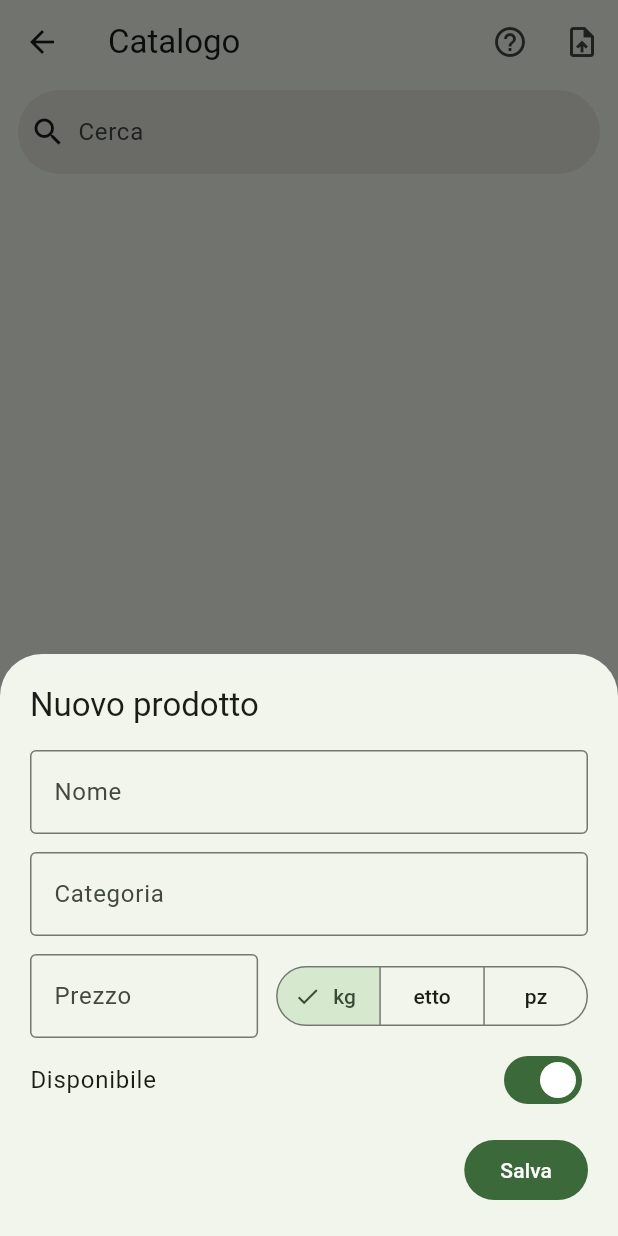
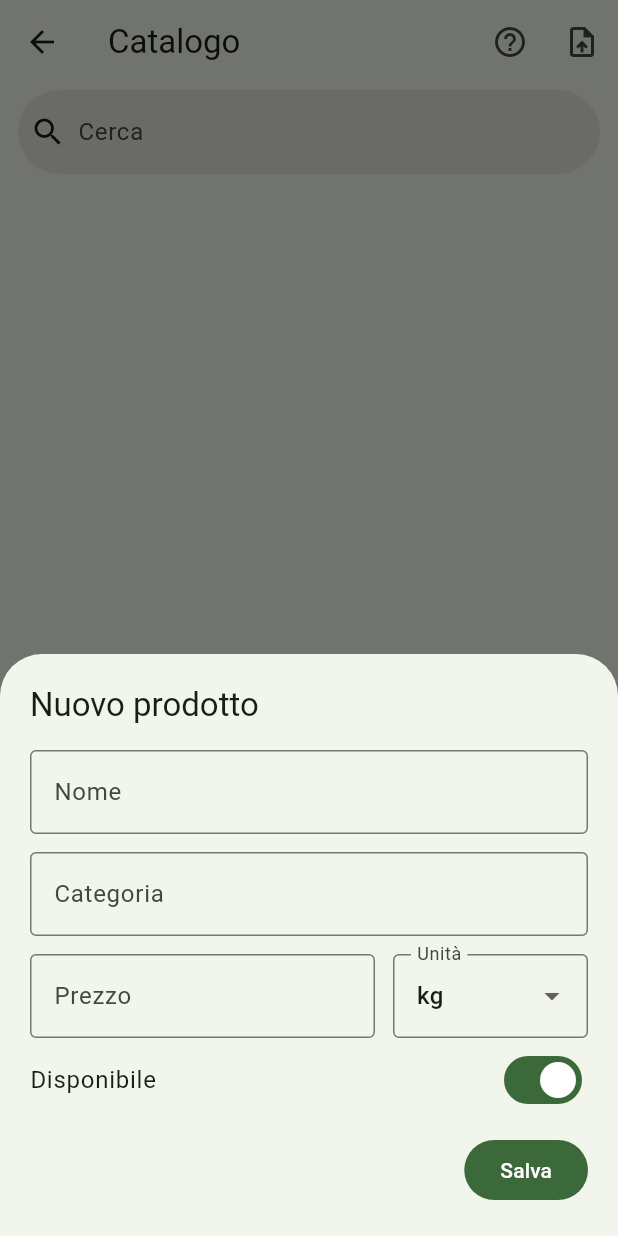
Before and after one commit to panchetto96/OrdinaFacile, a Flutter app: the AdminCatalogScreen screen opened directly, after a tap on "Prodotto", on a phone screen of 412 x 824 dp. Run offline on Flutter 3.47's test engine with Material 3 defaults, Android fonts, the phone set to English and light mode, and no system bars; our stand-ins replace file_picker, supabase_flutter; missing offline and left inert: excel; accounts and stored records are empty.

Commit message:
Unità litro e cartone per il listino Dofrelli
Co-Authored-By: Claude Opus 5.5 (1M context) <noreply@anthropic.com>
Claude-Session: https://claude.ai/code/session_01ThEgTw8pGd9fJs3HHg6XYE

```diff
--- a/lib/catalog_import.dart
+++ b/lib/catalog_import.dart
@@ -13,7 +13,7 @@ class ImportResult {
 /// Legge un catalogo da Excel (.xlsx) o CSV.
 ///
 /// Colonne attese nella prima riga (l'ordine non conta, maiuscole ignorate):
-///   nome | categoria | prezzo | unita (kg, etto, pz) | disponibile (opzionale, si/no)
+///   nome | categoria | prezzo | unita (kg, etto, pz, lt, ct) | disponibile (opzionale, si/no)
 ImportResult parseCatalog(Uint8List bytes, String fileName) {
   final table = fileName.toLowerCase().endsWith('.csv') ? _readCsv(bytes) : _readXlsx(bytes);
   if (table.isEmpty) return ImportResult([], ['Il file è vuoto']);
@@ -51,7 +51,7 @@ ImportResult parseCatalog(Uint8List bytes, String fileName) {
       continue;
     }
     if (unit == null) {
-      errors.add('Riga ${r + 1} ($name): unità non valida "${cell(iUnit)}" (usa kg, etto o pz)');
+      errors.add('Riga ${r + 1} ($name): unità non valida "${cell(iUnit)}" (usa kg, etto, pz, lt o ct)');
       continue;
     }
     if (!seen.add(name.toLowerCase())) {
@@ -78,13 +78,15 @@ double? parsePrice(String raw) {
   return v == null || v < 0 ? null : v;
 }
 
-/// "kg", "al kg", "€/kg", "all'etto", "hg", "pezzo" -> 'kg' | 'etto' | 'pz'.
+/// "kg", "al kg", "€/kg", "all'etto", "hg", "pezzo", "litro", "cartone" -> unità interna.
 String? parseUnit(String raw) {
   final s = _norm(raw).replaceAll(RegExp(r'[^a-z0-9]'), '').replaceFirst(RegExp(r'^(all|al|per|a)'), '');
   return switch (s) {
     'kg' || 'kilo' || 'chilo' || 'kilogrammo' || 'chilogrammo' => 'kg',
     'etto' || 'hg' || 'ettogrammo' || '100g' || '100gr' => 'etto',
     'pz' || 'pezzo' || 'pezzi' || 'cad' || 'conf' || 'confezione' => 'pz',
+    'lt' || 'l' || 'litro' || 'litri' => 'lt',
+    'ct' || 'cartone' || 'cartoni' => 'ct',
     _ => null,
   };
 }
--- a/lib/format.dart
+++ b/lib/format.dart
@@ -12,8 +12,25 @@ String dateTime(DateTime value) => _date.format(value.toLocal());
 String unitShort(String unit) => switch (unit) {
       'kg' => 'kg',
       'etto' => 'hg',
+      'lt' => 'lt',
+      'ct' => 'ct',
       _ => 'pz',
     };
 
 /// "€ 12,50 / kg"
-String pricePerUnit(num price, String unit) => '${euro(price)} / ${unit == 'etto' ? 'etto' : unitShort(unit)}';
+String pricePerUnit(num price, String unit) => '${euro(price)} / ${unitLong(unit)}';
+
+/// Nome per esteso dell'unità, per i prezzi: "kg", "etto", "litro", "cartone", "pezzo".
+String unitLong(String unit) => switch (unit) {
+      'kg' => 'kg',
+      'etto' => 'etto',
+      'lt' => 'litro',
+      'ct' => 'cartone',
+      _ => 'pezzo',
+    };
+
+/// Unità di vendita ammesse, nell'ordine in cui il titolare le sceglie.
+const units = ['kg', 'etto', 'pz', 'lt', 'ct'];
+
+/// true per le unità che si ordinano solo a numeri interi.
+bool wholeUnit(String unit) => unit == 'pz' || unit == 'ct';
--- a/lib/models.dart
+++ b/lib/models.dart
@@ -14,7 +14,7 @@ class Product {
   final String name;
   final String category;
   final double price;
-  final String unit; // 'kg' | 'etto' | 'pz'
+  final String unit; // 'kg' | 'etto' | 'pz' | 'lt' | 'ct'
   final bool available;
 
   /// Prezzo di listino generale; [price] è quello effettivo per l'utente collegato.
--- a/lib/screens/admin/admin_catalog_screen.dart
+++ b/lib/screens/admin/admin_catalog_screen.dart
@@ -146,7 +146,7 @@ class _AdminCatalogScreenState extends State<AdminCatalogScreen> {
         title: const Text('Formato del file'),
         content: const Text(
           'Usa un file Excel (.xlsx) o CSV con queste colonne nella prima riga:\n\n'
-          '• nome\n• categoria\n• prezzo (es. 12,50)\n• unita: kg, etto o pz\n• disponibile (opzionale: si/no)\n\n'
+          '• nome\n• categoria\n• prezzo (es. 12,50)\n• unita: kg, etto, pz, lt o ct\n• disponibile (opzionale: si/no)\n\n'
           'Ogni importazione aggiorna i prodotti con lo stesso nome e aggiunge quelli nuovi.',
         ),
         actions: [TextButton(onPressed: () => Navigator.pop(ctx), child: const Text('OK'))],
@@ -241,14 +241,14 @@ class _ProductFormState extends State<_ProductForm> {
               ),
             ),
             const SizedBox(width: 12),
-            SegmentedButton<String>(
-              segments: const [
-                ButtonSegment(value: 'kg', label: Text('kg')),
-                ButtonSegment(value: 'etto', label: Text('etto')),
-                ButtonSegment(value: 'pz', label: Text('pz')),
-              ],
-              selected: {_unit},
-              onSelectionChanged: (s) => setState(() => _unit = s.first),
+            SizedBox(
+              width: 130,
+              child: DropdownButtonFormField<String>(
+                initialValue: _unit,
+                decoration: const InputDecoration(labelText: 'Unità'),
+                items: [for (final u in units) DropdownMenuItem(value: u, child: Text(unitLong(u)))],
+                onChanged: (u) => setState(() => _unit = u ?? _unit),
+              ),
             ),
           ]),
           SwitchListTile(
--- a/lib/screens/admin/admin_customers_screen.dart
+++ b/lib/screens/admin/admin_customers_screen.dart
@@ -121,7 +121,7 @@ class _CustomerPricesScreenState extends State<CustomerPricesScreen> {
             decoration: InputDecoration(
               labelText: 'Prezzo per ${widget.customer.displayName}',
               prefixText: '€ ',
-              suffixText: '/ ${p.unit == 'etto' ? 'etto' : unitShort(p.unit)}',
+              suffixText: '/ ${unitLong(p.unit)}',
             ),
           ),
         ]),
--- a/lib/screens/customer/quantity_stepper.dart
+++ b/lib/screens/customer/quantity_stepper.dart
@@ -31,7 +31,7 @@ class QuantityStepper extends StatelessWidget {
         ],
       ),
     );
-    if (value != null) cart.setQuantity(product, product.unit == 'pz' ? value.roundToDouble() : value);
+    if (value != null) cart.setQuantity(product, wholeUnit(product.unit) ? value.roundToDouble() : value);
   }
 
   @override
```
Also changed, not shown: 4 other files.
